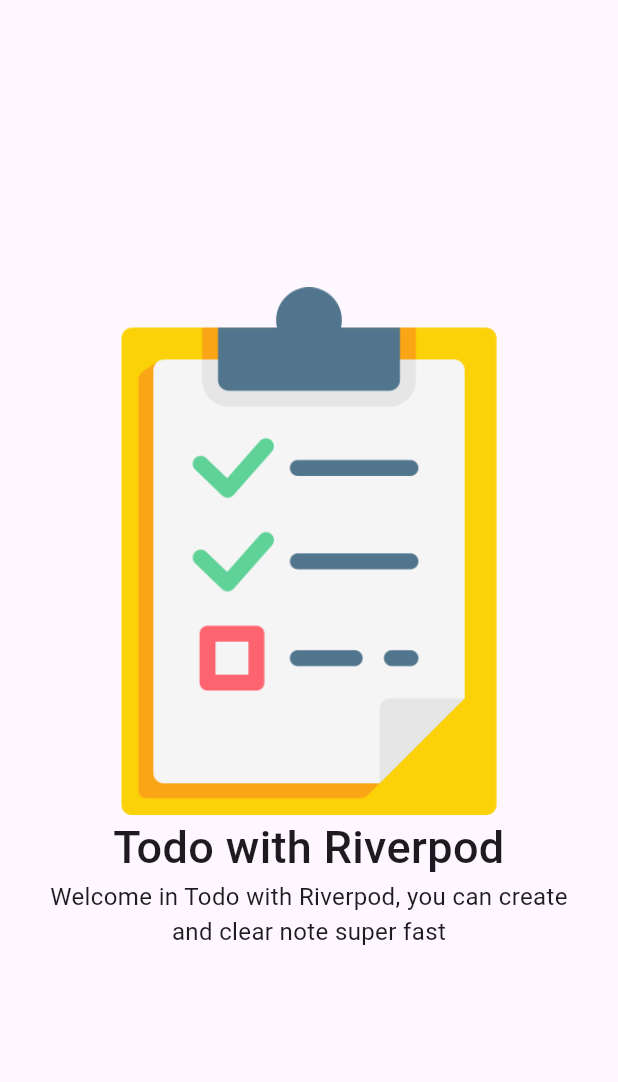
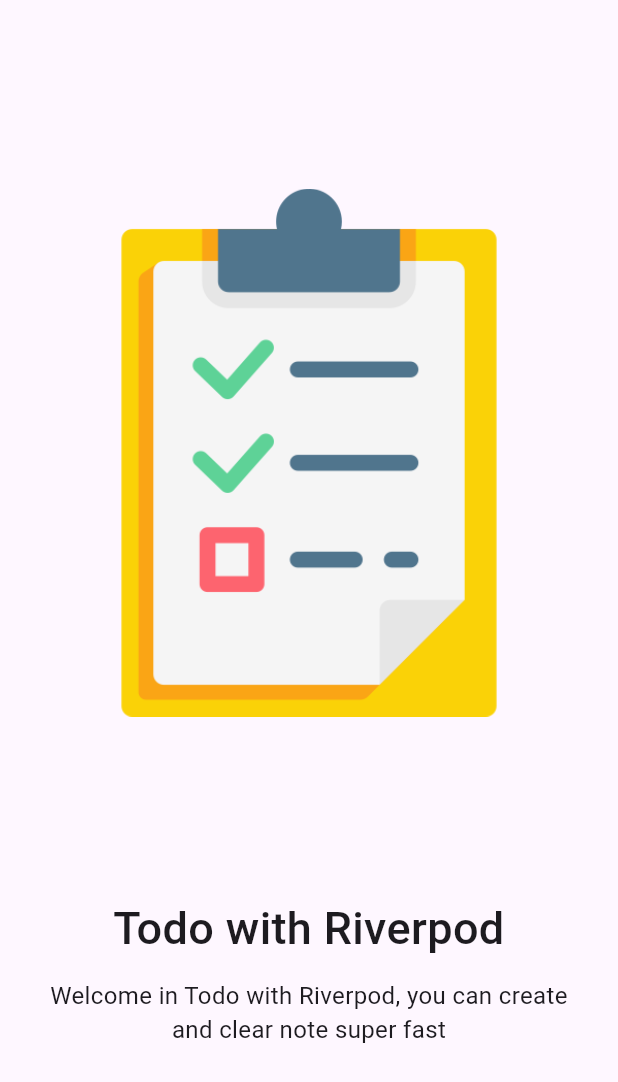
Before and after one commit to muhtar-sgk/TodoAppRiverpod, a Flutter app: the screen it shows after launch, on a phone screen of 412 x 824 dp. Shown: the top 1082 px of the screen. Run offline on Flutter 3.47's test engine with Material 2 defaults, Android fonts, the phone set to English and light mode, and no system bars; our stand-ins replace flutter_screenutil.

Commit message:
add sized box

```diff
--- a/lib/features/on_boarding/views/on_boarding_screen.dart
+++ b/lib/features/on_boarding/views/on_boarding_screen.dart
@@ -1,4 +1,5 @@
 import 'package:flutter/material.dart';
+import 'package:flutter_screenutil/flutter_screenutil.dart';
 import 'package:riverpod_todoapp/core/res/image_res.dart';
 
 // OnboardingScreen
@@ -19,11 +20,13 @@ class OnBoardingScreen extends StatelessWidget {
           padding: const EdgeInsets.symmetric(horizontal: 30),
           child: Column(mainAxisAlignment: MainAxisAlignment.center, children: [
             Image.asset(ImageRes.todo),
+            SizedBox(height: 100.h),
             const Text(
               'Todo with Riverpod',
               textAlign: TextAlign.center,
               style: TextStyle(fontSize: 30, fontWeight: FontWeight.w500),
             ),
+            SizedBox(height: 10.h),
             const Text(
               'Welcome in Todo with Riverpod, you can create and clear note super fast',
               textAlign: TextAlign.center,
--- a/lib/main.dart
+++ b/lib/main.dart
@@ -15,6 +15,7 @@ class MyApp extends StatelessWidget {
     return ScreenUtilInit(
       designSize: const Size(360, 690),
       minTextAdapt: true,
+      splitScreenMode: true,
       builder: (context, child) {
         return MaterialApp(
           title: 'Todo App',
```
